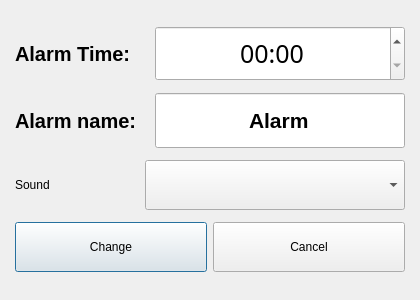
Old version of the form SmartTimer/changealarmdialog.ui in the repository secondYearProjects/SmartTimer.
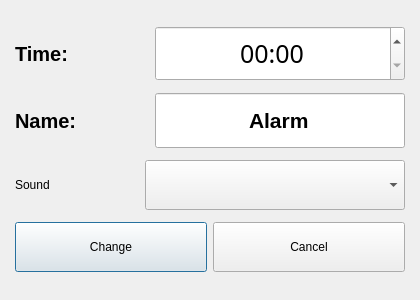
New version of the form. Icons and pictures are not drawn.

The edit to the form file:
```diff
--- a/SmartTimer/changealarmdialog.ui
+++ b/SmartTimer/changealarmdialog.ui
@@ -58,7 +58,7 @@
            </font>
           </property>
           <property name="text">
-           <string>Alarm Time:</string>
+           <string>Time:</string>
           </property>
          </widget>
         </item>
@@ -117,7 +117,7 @@
            </font>
           </property>
           <property name="text">
-           <string>Alarm name:</string>
+           <string>Name:</string>
           </property>
          </widget>
         </item>
```
